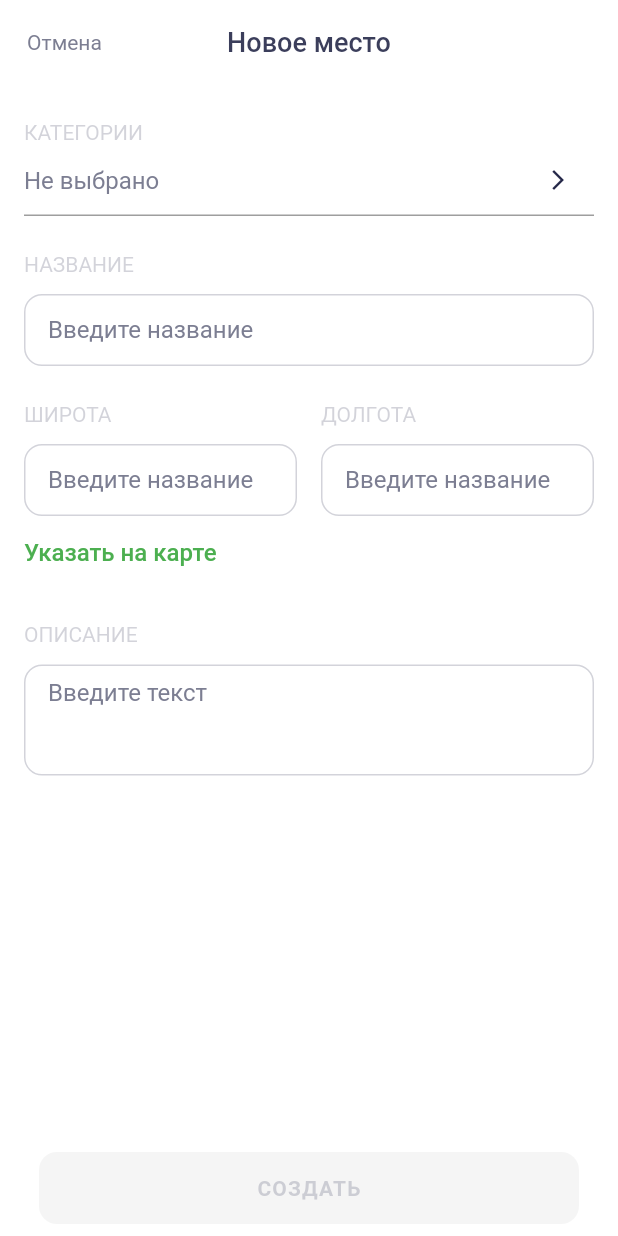
After one commit to denid88/places, a Flutter app: the screen it shows after launch, after a tap on "НОВОЕ МЕСТО", on a phone screen of 412 x 824 dp. The commit adds this screen. Run offline on Flutter 3.47's test engine with Material 2 defaults, Android fonts, the phone set to English and light mode, and no system bars; our stand-ins replace flutter_svg; network calls fail.

Commit message:
[5.4] - Widget connection

```diff
--- a/lib/ui/res/colors.dart
+++ b/lib/ui/res/colors.dart
@@ -36,6 +36,7 @@ const Color white = _white,
   lightGreenWithOpacity50 = _lightGreenWithOpacity50,
   lightGreen = _lightGreen,
   lightGrey = _lightGrey,
+  lightGrey2 = _lightGrey2,
   lightGreyWithOpacity56 = _lightGrey2WithOpacity56,
   black = _black,
   lowBlack = _lowBlack,
--- a/lib/ui/res/sizes.dart
+++ b/lib/ui/res/sizes.dart
@@ -1,5 +1,10 @@
 import 'package:flutter/material.dart';
 
+
+/*
+* Add Sight Screen
+*/
+const double addSightScreenAppBarH = appBarH;
 /*
 * Filter Screen
 */
--- a/lib/ui/res/styles.dart
+++ b/lib/ui/res/styles.dart
@@ -11,6 +11,10 @@ const LinearGradient baseBackgroundLinear = LinearGradient(
     yellow,
     green
   ],
+);
+
+const TextStyle baseLabelStyle = TextStyle(
+  color: hr
 );
 /*
 * Card Styles
@@ -31,6 +35,13 @@ OutlineInputBorder defaultBorderStyle = OutlineInputBorder(
   borderRadius: BorderRadius.circular(12.0)
 );
 
+OutlineInputBorder lightGreyBorderStyle = OutlineInputBorder(
+  borderSide: BorderSide(
+    color: lightGreyWithOpacity56,
+  ),
+  borderRadius: BorderRadius.circular(12.0)
+);
+
 /*
 * Settings Items Styles
 */
--- a/lib/ui/res/themes.dart
+++ b/lib/ui/res/themes.dart
@@ -78,7 +78,7 @@ ThemeData lightTheme = ThemeData(
       enabledThumbRadius: 8.0,
       elevation: 2.0,
     ),
-  ),
+  )
 );
 
 ThemeData darkTheme = ThemeData(
--- /dev/null
+++ b/lib/ui/screens/add_sight_screen.dart
@@ -0,0 +1,223 @@
+import 'package:flutter/cupertino.dart';
+import 'package:flutter/material.dart';
+import 'package:places/domain/sight.dart';
+import 'package:places/ui/res/colors.dart';
+import 'package:places/ui/res/sizes.dart';
+import 'package:places/ui/widgets/button/base_elevated_button.dart';
+import 'package:places/ui/widgets/button/base_text_button.dart';
+import 'package:places/ui/widgets/input/base_input.dart';
+import 'package:places/ui/widgets/input/dropdown_add_sight_input.dart';
+
+import 'add_category_sight_screen.dart';
+
+class AddSightScreen extends StatefulWidget {
+  @override
+  _AddSightScreenState createState() => _AddSightScreenState();
+}
+
+class _AddSightScreenState extends State<AddSightScreen> {
+
+  static const String _title = 'Новое место';
+
+  TextEditingController _nameController = TextEditingController();
+  TextEditingController _latitudeController = TextEditingController();
+  TextEditingController _longitudeController = TextEditingController();
+  TextEditingController _descriptionController = TextEditingController();
+
+  FocusNode _nameFocusNode = FocusNode();
+  FocusNode _latitudeFocusNode = FocusNode();
+  FocusNode _longitudeFocusNode = FocusNode();
+  FocusNode _descriptionFocusNode = FocusNode();
+
+  bool _disabledButton = true;
+  String _selectedCategory = '';
+  String _defaultDropdownHint = 'Не выбрано';
+
+  void checkedButton() {
+    if (_nameController.text.isNotEmpty &&
+        _latitudeController.text.isNotEmpty &&
+        _longitudeController.text.isNotEmpty &&
+        _descriptionController.text.isNotEmpty &&
+        _selectedCategory.isNotEmpty
+    ) {
+      setState(() {
+        _disabledButton = false;
+      });
+    } else {
+      setState(() {
+        _disabledButton = true;
+      });
+    }
+  }
+
+  @override
+  Widget build(BuildContext context) {
+    return Scaffold(
+      appBar: PreferredSize(
+      preferredSize: const Size.fromHeight(addSightScreenAppBarH),
+        child: AppBar(
+          title: Stack(
+            children: [
+              Positioned(
+                top: -5.0,
+                left: -6.0,
+                child: ConstrainedBox(
+                  constraints: BoxConstraints(
+                    maxHeight: 32.0
+                  ),
+                  child: BaseTextButton(
+                    text: 'Отмена',
+                    width: 66.0,
+                    color: lightGrey2,
+                    action: () {
+                      Navigator.of(context).pop();
+                    },
+                  ),
+                ),
+              ),
+              Center(
+                child: Text(
+                  _title,
+                  style: Theme.of(context).textTheme.headline3,
+                ),
+              ),
+            ],
+          ),
+          centerTitle: true,
+          automaticallyImplyLeading: false,
+        ),
+      ),
+      body: Padding(
+        padding: const EdgeInsets.only(top: 24.0, left: 16.0, right: 16.0),
+        child: Column(
+          children: [
+            Expanded(
+              child: SingleChildScrollView(
+                child: Column(
+                  children: [
+                    DropdownAddSightInput(
+                      label: 'Категории',
+                      hint: _defaultDropdownHint,
+                      action: () async {
+                        print('Переход');
+                        final result = await Navigator.push(
+                          context,
+                          MaterialPageRoute(builder: (context) =>
+                            AddCategorySightScreen()),
+                        );
+                        if (result != null) {
+                          setState(() {
+                            _selectedCategory = result.toLowerCase();
+                            _defaultDropdownHint = result;
+                          });
+                        } else {
+                          _defaultDropdownHint = 'Не выбрано';
+                        }
+                      },
+                    ),
+                    BaseInput(
+                      controller: _nameController,
+                      focusNode: _nameFocusNode,
+                      inputTypeAction: TextInputAction.next,
+                      inputEditingComplete: () {
+                        _latitudeFocusNode.requestFocus();
+                        checkedButton();
+                      },
+                      labelText: 'Название',
+                      hint: 'Введите название',
+                    ),
+                    Row(
+                      children: [
+                        Expanded(
+                          child: BaseInput(
+                            inputBottomOffset: 15.0,
+                            controller: _latitudeController,
+                            focusNode: _latitudeFocusNode,
+                            inputType: TextInputType.number,
+                            inputTypeAction: TextInputAction.next,
+                            labelText: 'Широта',
+                            hint: 'Введите название',
+                            inputEditingComplete: () {
+                              _longitudeFocusNode.requestFocus();
+                              checkedButton();
+                            },
+                          ),
+                        ),
+                        SizedBox(width: 16.0),
+                        Expanded(
+                          child: BaseInput(
+                            inputBottomOffset: 15.0,
+                            controller: _longitudeController,
+                            focusNode: _longitudeFocusNode,
+                            inputTypeAction: TextInputAction.next,
+                            inputType: TextInputType.number,
+                            inputEditingComplete: () {
+                              _descriptionFocusNode.requestFocus();
+                              checkedButton();
+                            },
+                            labelText: 'Долгота',
+                            hint: 'Введите название',
+                          ),
+                        )
+                      ],
+                    ),
+                    Container(
+                      width: double.infinity,
+                      margin: const EdgeInsets.only(bottom: 37.0),
+                      child: GestureDetector(
+                        onTap: () {
+                          print('Переход на карту');
+                        },
+                        child: Text(
+                          'Указать на карте',
+                          style: TextStyle(
+                            fontSize: 16.0,
+                            color: Theme.of(context).accentColor,
+                            fontWeight: FontWeight.w500
+                          ),
+                        ),
+                      ),
+                    ),
+                    BaseInput(
+                      maxLines: 3,
+                      controller: _descriptionController,
+                      focusNode: _descriptionFocusNode,
+                      inputType: TextInputType.multiline,
+                      inputEditingComplete: () {
+                        FocusScopeNode currentFocus = FocusScope.of(context);
+                        if (!currentFocus.hasPrimaryFocus) {
+                          currentFocus.unfocus();
+                        }
+                        checkedButton();
+                      },
+                      labelText: 'Описание',
+                      hint: 'Введите текст',
+                    ),
+                  ],
+                ),
+              )
+            ),
+            BaseElevatedButton(
+              bottomOffset: 8.0,
+              topOffset: 8.0,
+              textIsUppercase: true,
+              action: _disabledButton ? null : () {
+                final newSight = Sight(
+                  name: _nameController.text,
+                  lat: double.parse(_latitudeController.text),
+                  lng: double.parse(_longitudeController.text),
+                  url: 'https://wallpapercave.com/wp/wp4059147.jpg',
+                  details: _descriptionController.text,
+                  type: _selectedCategory,
+                  date: '${DateTime.now()}'
+                );
+                Navigator.of(context).pop(newSight);
+              },
+              text: 'Cоздать'
+            )
+          ],
+        ),
+      )
+    );
+  }
+}
--- a/lib/ui/screens/sight_list_screen.dart
+++ b/lib/ui/screens/sight_list_screen.dart
@@ -9,6 +9,7 @@ import 'package:places/ui/res/colors.dart';
 import 'package:places/ui/res/sizes.dart';
 import 'package:places/ui/res/styles.dart';
 import 'package:places/ui/res/text_styles.dart';
+import 'package:places/ui/screens/add_sight_screen.dart';
 import 'package:places/ui/screens/filter_screen.dart';
 import 'package:places/ui/widgets/button/base_elevated_button.dart';
 import 'package:places/ui/widgets/common/bottom_navigation_bar_widget.dart';
@@ -157,7 +158,17 @@ class _SightListScreenState extends State<SightListScreen> {
             width: MediaQuery.of(context).size.width,
             child: Center(
               child: BaseElevatedButton(
-                action: () {},
+                action: () async {
+                  final newSight = await Navigator.push(
+                    context,
+                    MaterialPageRoute(builder: (context) => AddSightScreen()),
+                  );
+                  if (newSight != null) {
+                    setState(() {
+                      _filteredList.add(newSight);
+                    });
+                  }
+                },
                 text: 'новое место',
                 textIsUppercase: true,
                 icon: plusIconURL,
--- a/lib/ui/widgets/button/base_elevated_button.dart
+++ b/lib/ui/widgets/button/base_elevated_button.dart
@@ -6,8 +6,9 @@ import 'package:places/ui/res/styles.dart';
 
 class BaseElevatedButton extends StatelessWidget {
 
-  final Function action;
+  final dynamic action;
   final String text;
+  final FontWeight textFontWeight;
   final bool textIsUppercase;
   final String icon;
   final double iconSize;
@@ -23,6 +24,7 @@ class BaseElevatedButton extends StatelessWidget {
   const BaseElevatedButton({
     required this.action,
     required this.text,
+    this.textFontWeight = FontWeight.w700,
     this.textIsUppercase = false,
     this.icon = '',
     this.iconSize = 20.0,
@@ -55,14 +57,22 @@ class BaseElevatedButton extends StatelessWidget {
             style: Theme.of(context).elevatedButtonTheme.style!.copyWith(
               backgroundColor: gradientEnable ?
                 MaterialStateProperty.all<Color>(Colors.transparent) :
-                MaterialStateProperty.all<Color>(backgroundColor),
+                MaterialStateProperty.resolveWith<Color>(
+                (Set<MaterialState> states) {
+                  if (states.contains(MaterialState.pressed))
+                    return green.withOpacity(0.56);
+                  else if (states.contains(MaterialState.disabled))
+                    return lightGrey;
+                  return green; // Use the component's default.
+                },
+              ),
               shape: MaterialStateProperty.all<RoundedRectangleBorder>(
                 RoundedRectangleBorder(
                   borderRadius: BorderRadius.circular(borderRadius),
                 ),
               ),
             ),
-            onPressed: () => action(),
+            onPressed: action,
             child: Row(
               mainAxisAlignment: MainAxisAlignment.center,
               children: [
@@ -77,7 +87,11 @@ class BaseElevatedButton extends StatelessWidget {
                   ) : SizedBox.shrink(),
                 Text(
                   textIsUppercase ? text.toUpperCase() : text,
-                  style: TextStyle(color: white)
+                  style: TextStyle(
+                    color: action != null ? white : lightGreyWithOpacity56,
+                    fontWeight: textFontWeight,
+                    letterSpacing: .75
+                  )
                 ),
               ],
             ),
--- /dev/null
+++ b/lib/ui/widgets/input/base_input.dart
@@ -0,0 +1,148 @@
+import 'package:flutter/material.dart';
+import 'package:flutter/services.dart';
+import 'package:places/ui/res/colors.dart';
+import 'package:places/ui/res/styles.dart';
+import 'package:places/ui/res/text_styles.dart';
+
+class BaseInput extends StatefulWidget {
+
+  final TextEditingController controller;
+  final FocusNode focusNode;
+  final String labelText;
+  final bool labelIsUpperCase;
+  final double labelTopOffset;
+  final double labelBottomOffset;
+  final double inputTopOffset;
+  final double inputBottomOffset;
+  final double topPadding;
+  final double bottomPadding;
+  final double leftPadding;
+  final double rightPadding;
+  final String hint;
+  final TextInputType inputType;
+  final TextInputAction inputTypeAction;
+  final maxLines;
+  final dynamic inputEditingComplete;
+
+  const BaseInput({
+    required this.controller,
+    required this.labelText,
+    required this.hint,
+    required this.focusNode,
+    this.inputEditingComplete,
+    this.inputType = TextInputType.text,
+    this.inputTypeAction = TextInputAction.done,
+    this.labelIsUpperCase = true,
+    this.labelTopOffset = 0.0,
+    this.labelBottomOffset = 12.0,
+    this.inputTopOffset = 0.0,
+    this.inputBottomOffset = 24.0,
+    this.topPadding = 10.0,
+    this.bottomPadding = 10.0,
+    this.leftPadding = 16.0,
+    this.rightPadding = 16.0,
+    this.maxLines = 1,
+  });
+
+  @override
+  _BaseInputState createState() => _BaseInputState();
+}
+
+class _BaseInputState extends State<BaseInput> {
+
+  bool enabledClear = false;
+
+  @override
+  void initState() {
+    super.initState();
+    widget.focusNode.addListener(focusNodeHandler);
+  }
+
+  void focusNodeHandler() {
+    if (!widget.focusNode.hasFocus) {
+      setState(() {
+        enabledClear = false;
+      });
+    } else {
+      if (widget.controller.text.isNotEmpty) {
+        setState(() {
+          enabledClear = true;
+        });
+      }
+    }
+  }
+
+  @override
+  Widget build(BuildContext context) {
+    return Container(
+      child: Column(
+        children: [
+          Container(
+            margin: EdgeInsets.only(bottom: widget.labelBottomOffset, top: widget.labelTopOffset),
+            width: double.infinity,
+            child: Text(
+              widget.labelIsUpperCase ? '${widget.labelText}'.toUpperCase() : widget.labelText,
+              style: baseLabelStyle
+            )
+          ),
+          Container(
+            margin: EdgeInsets.only(bottom: widget.inputBottomOffset, top: widget.inputTopOffset),
+            child: TextField(
+              maxLines: widget.maxLines,
+              keyboardType: widget.inputType,
+              textInputAction: widget.inputTypeAction,
+              controller: widget.controller,
+              focusNode: widget.focusNode,
+              style: ltTextRegular16,
+              onChanged: (value) {
+                value.isNotEmpty ?
+                  setState(() {
+                    enabledClear = true;
+                  }) :
+                  setState(() {
+                    enabledClear = false;
+                  });
+              },
+              onEditingComplete: widget.inputEditingComplete,
+              decoration: InputDecoration(
+                suffixIcon: enabledClear ? GestureDetector(
+                  behavior: HitTestBehavior.opaque,
+                  onTap: () {
+                    widget.controller.clear();
+                    setState(() {
+                      enabledClear = false;
+                    });
+                  },
+                  child: Icon(
+                    Icons.cancel,
+                    color: darkGrey,
+                  )
+                ) : null,
+                contentPadding: EdgeInsets.only(
+                  top: widget.topPadding,
+                  bottom: widget.bottomPadding,
+                  left: widget.leftPadding,
+                  right: widget.rightPadding
+                ),
+                focusColor: lightGrey,
+                disabledBorder: lightGreyBorderStyle,
+                enabledBorder: lightGreyBorderStyle,
+                border: lightGreyBorderStyle,
+                focusedBorder: OutlineInputBorder(
+                  borderSide: BorderSide(
+                    color: Theme.of(context).accentColor,
+                  ),
+                  borderRadius: BorderRadius.circular(12.0)
+                ),
+                hintText: widget.hint,
+                hintStyle: TextStyle(
+                  color: lightGrey2
+                )
+              ),
+            ),
+          ),
+        ],
+      ),
+    );
+  }
+}
--- /dev/null
+++ b/lib/ui/widgets/input/dropdown_add_sight_input.dart
@@ -0,0 +1,63 @@
+import 'package:flutter/material.dart';
+import 'package:places/ui/res/colors.dart';
+import 'package:places/ui/res/styles.dart';
+import 'package:places/ui/res/text_styles.dart';
+
+class DropdownAddSightInput extends StatelessWidget {
+
+  final Function action;
+  final String label;
+  final String hint;
+
+  const DropdownAddSightInput({
+    required this.action,
+    required this.label,
+    this.hint = 'Не выбрано'
+  });
+
+  @override
+  Widget build(BuildContext context) {
+    return Container(
+      child: Column(
+        children: [
+          Container(
+            width: double.infinity,
+            child: Text(
+              label.toUpperCase(),
+              style: baseLabelStyle
+            )
+          ),
+          Container(
+            margin: const EdgeInsets.only(bottom: 24.0),
+            child: TextField(
+              onTap: () => action(),
+              style: ltTextRegular16,
+              readOnly: true,
+              decoration: InputDecoration(
+                suffixIcon: Icon(
+                  Icons.arrow_forward_ios,
+                  color: darkGrey,
+                  size: 16.0,
+                ),
+                contentPadding: EdgeInsets.only(
+                  top: 16.0,
+                  bottom: 4.0
+                ),
+                focusColor: lightGrey,
+                focusedBorder: UnderlineInputBorder(
+                  borderSide: BorderSide(
+                    color: lightGreyWithOpacity56
+                  )
+                ),
+                hintText: hint,
+                hintStyle: TextStyle(
+                  color: lightGrey2
+                )
+              ),
+            ),
+          ),
+        ],
+      ),
+    );
+  }
+}
```
Also changed, not shown: lib/ui/screens/add_category_sight_screen.dart (added, +111 -0 lines).
